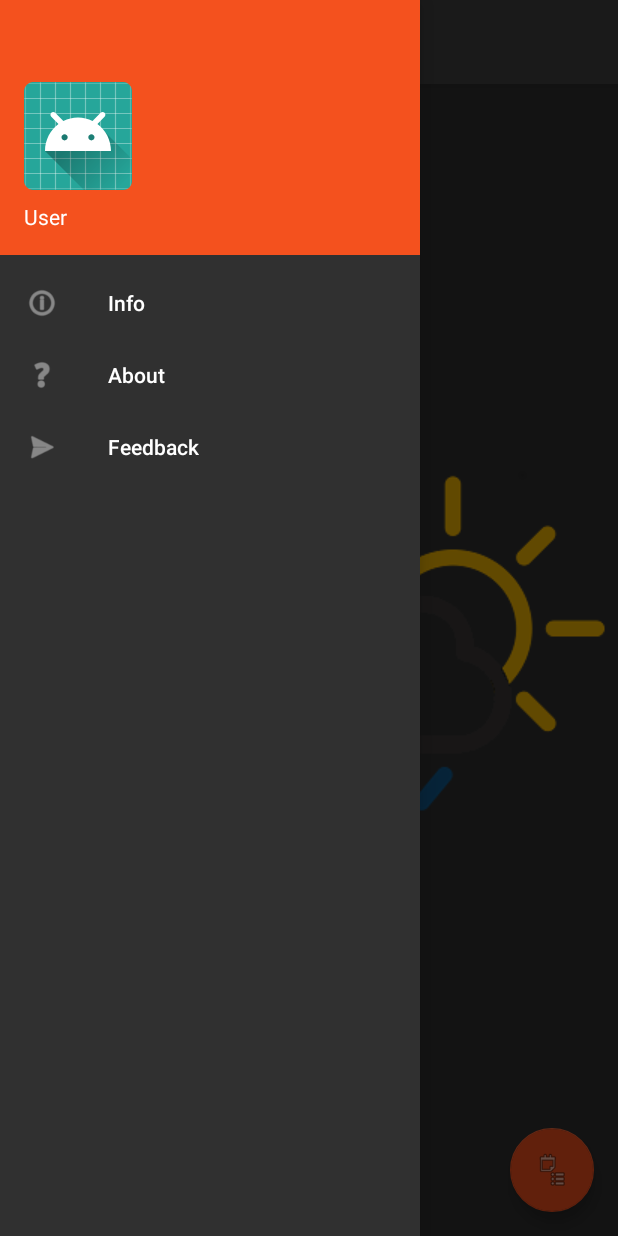
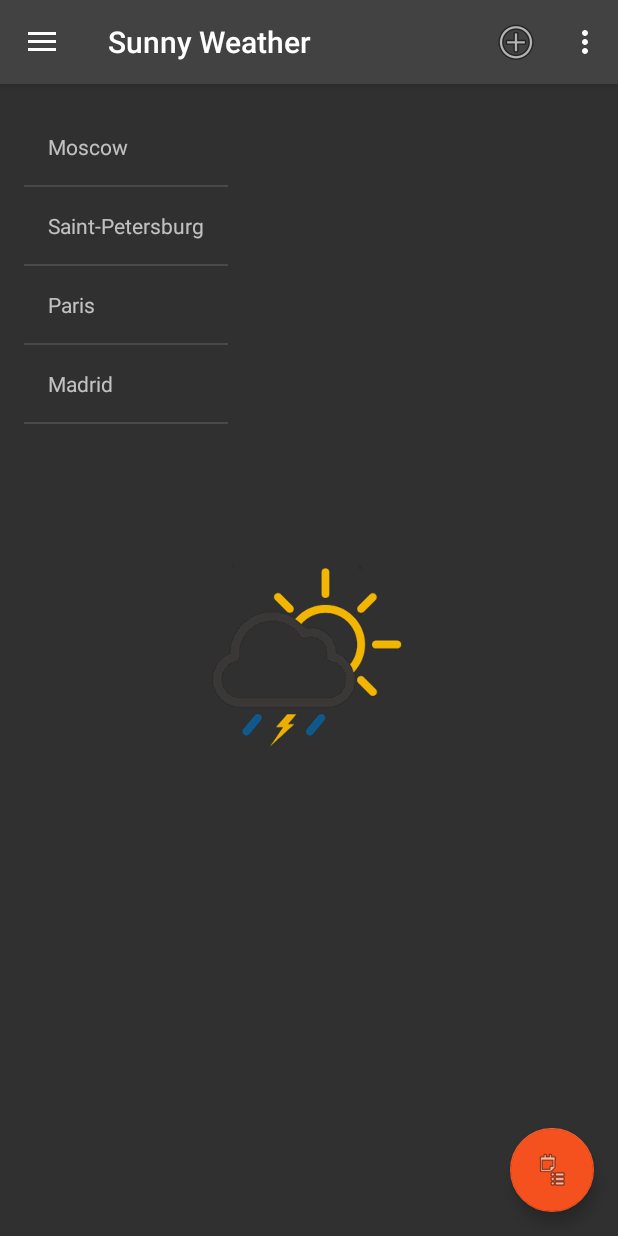
Before and after one commit to Hozalex/android, an Android app: the screen it shows after launch (MainActivity), in the side drawer, after a tap on "Feedback", on a phone screen of 412 x 824 dp. Run offline under Robolectric (Android 15) with nearby library versions, the phone set to English and light mode, and no system bars.

Commit message:
home work

```diff
--- a/Corn/build.gradle
+++ b/Corn/build.gradle
@@ -7,7 +7,7 @@ buildscript {
         jcenter()
     }
     dependencies {
-        classpath 'com.android.tools.build:gradle:3.1.2'
+        classpath 'com.android.tools.build:gradle:3.1.3'
 
 
         // NOTE: Do not place your application dependencies here; they belong
--- a/Weather/app/src/main/java/com/example/ahozyainov/activities/MainActivity.kt
+++ b/Weather/app/src/main/java/com/example/ahozyainov/activities/MainActivity.kt
@@ -6,23 +6,26 @@ import android.content.Intent
 import android.content.SharedPreferences
 import android.os.Bundle
 import android.support.design.widget.FloatingActionButton
+import android.support.design.widget.NavigationView
+import android.support.v4.view.GravityCompat
+import android.support.v4.widget.DrawerLayout
 import android.support.v7.app.ActionBarDrawerToggle
 import android.support.v7.app.AppCompatActivity
 import android.support.v7.widget.DividerItemDecoration
 import android.support.v7.widget.LinearLayoutManager
 import android.support.v7.widget.RecyclerView
+import android.support.v7.widget.Toolbar
 import android.view.Menu
 import android.view.MenuItem
 import android.view.View
 import android.widget.*
+import com.example.ahozyainov.activities.R.id.drawer_layout
 import com.example.ahozyainov.activities.fragments.WeatherForecastFragment
 import com.example.ahozyainov.adapters.CityAdapter
 import com.example.ahozyainov.common.IntentHelper
 import com.example.ahozyainov.models.Cities
-import kotlinx.android.synthetic.main.activity_main.*
-import kotlinx.android.synthetic.main.app_bar_main.*
 
-class MainActivity : AppCompatActivity() {
+class MainActivity : AppCompatActivity(), NavigationView.OnNavigationItemSelectedListener {
 
     private var sharedText = ""
     private val mySettings = "mySettings"
@@ -36,6 +39,9 @@ class MainActivity : AppCompatActivity() {
     private var twoPane: Boolean = false
     private lateinit var imageMain: ImageView
     private lateinit var floatingActionButton: FloatingActionButton
+    private lateinit var toolbar: Toolbar
+    private lateinit var navView: NavigationView
+    private lateinit var drawerLayout: DrawerLayout
 
     override fun onCreate(savedInstanceState: Bundle?) {
         super.onCreate(savedInstanceState)
@@ -45,8 +51,10 @@ class MainActivity : AppCompatActivity() {
         settings = getSharedPreferences(mySettings, Context.MODE_PRIVATE)
         textView = findViewById(R.id.text_view_main)
         floatingActionButton = findViewById(R.id.popButton)
-
+        drawerLayout = findViewById(R.id.drawer_layout)
+        toolbar = findViewById(R.id.toolbar)
         imageMain = findViewById(com.example.ahozyainov.activities.R.id.image_Main)
+        navView = findViewById(R.id.nav_view)
         rvCities = findViewById(R.id.rvCities)
         rvCities.setHasFixedSize(true)
         rvCities.layoutManager = LinearLayoutManager(this)
@@ -54,11 +62,10 @@ class MainActivity : AppCompatActivity() {
             sharedText = savedInstanceState.getString(IntentHelper.EXTRA_SHARED_WEATHER)
             textView.text = sharedText
         }
+
         setSupportActionBar(toolbar)
-        val toggle = ActionBarDrawerToggle(
-                this, drawer_layout, toolbar, R.string.open, R.string.close)
-        drawer_layout.addDrawerListener(toggle)
-        toggle.syncState()
+        initActionBar()
+        navView.setNavigationItemSelectedListener(this)
 
         addAdapter(savedInstanceState)
 //        checkBoxChecked()
@@ -68,26 +75,44 @@ class MainActivity : AppCompatActivity() {
 
     }
 
-//    override fun onNavigationItemSelected(item: MenuItem): Boolean {
-//        when (item.itemId) {
-//            R.id.menu_info -> {
-//                val toast = Toast.makeText(applicationContext, R.string.attention_info, Toast.LENGTH_LONG)
-//                toast.duration = Toast.LENGTH_LONG
-//                toast.show()
-//                return true
-//            }
-//            R.id.menu_about -> {
-//                val toast = Toast.makeText(applicationContext, R.string.about_text, Toast.LENGTH_LONG)
-//                toast.duration = Toast.LENGTH_LONG
-//                toast.show()
-//                return true
-//            }
-//
-//        }
-//        dlMainLayout.closeDrawer(GravityCompat.START)
-//        return true
-//
-//    }
+    private fun initActionBar() {
+        val toggle = ActionBarDrawerToggle(
+                this, drawerLayout, toolbar, R.string.open, R.string.close)
+        drawerLayout.addDrawerListener(toggle)
+        toggle.syncState()
+    }
+
+    override fun onNavigationItemSelected(item: MenuItem): Boolean {
+        when (item.itemId) {
+            R.id.menu_info -> {
+                val toast = Toast.makeText(applicationContext, R.string.attention_info, Toast.LENGTH_LONG)
+                toast.duration = Toast.LENGTH_LONG
+                toast.show()
+                return true
+            }
+            R.id.menu_about -> {
+                val toast = Toast.makeText(applicationContext, R.string.about_text, Toast.LENGTH_LONG)
+                toast.duration = Toast.LENGTH_LONG
+                toast.show()
+                return true
+            }
+            R.id.menu_feedback -> {
+                intent = Intent(Intent.ACTION_SEND)
+                intent.type = "message/email"
+                intent.putExtra(Intent.EXTRA_EMAIL, getText(R.string.feedback_mail_to))
+                intent.putExtra(Intent.EXTRA_SUBJECT, getText(R.string.feedback_mail_subject))
+
+                if (intent.resolveActivity(packageManager) != null) {
+                    startActivity(intent)
+                }
+
+            }
+
+        }
+        drawerLayout.closeDrawer(GravityCompat.START)
+        return true
+
+    }
 
 
     private fun initPopUpMenu() {
@@ -153,30 +178,30 @@ class MainActivity : AppCompatActivity() {
     }
 
 
-//    override fun onCreateOptionsMenu(menu: Menu?): Boolean {
-//        menuInflater.inflate(R.menu.main_menu, menu)
-//        return super.onCreateOptionsMenu(menu)
-//    }
-//
-//    override fun onOptionsItemSelected(item: MenuItem?): Boolean {
-//        when (item!!.itemId) {
-//            R.id.menu_add -> {
-//                addCity()
-//                return true
-//            }
-//            R.id.menu_clear -> {
-//                clearCities()
-//                return true
-//            }
-//            R.id.menu_delete -> {
-//                settings.edit().clear()
-//                this.onResume()
-//                return true
-//            }
-//
-//        }
-//        return super.onOptionsItemSelected(item)
-//    }
+    override fun onCreateOptionsMenu(menu: Menu?): Boolean {
+        menuInflater.inflate(R.menu.main_menu, menu)
+        return super.onCreateOptionsMenu(menu)
+    }
+
+    override fun onOptionsItemSelected(item: MenuItem?): Boolean {
+        when (item!!.itemId) {
+            R.id.menu_add -> {
+                addCity()
+                return true
+            }
+            R.id.menu_clear -> {
+                clearCities()
+                return true
+            }
+            R.id.menu_delete -> {
+                settings.edit().clear()
+                this.onResume()
+                return true
+            }
+
+        }
+        return super.onOptionsItemSelected(item)
+    }
 
 
     override fun onContextItemSelected(item: MenuItem?): Boolean {
--- a/Weather/app/src/main/res/layout/content_main.xml
+++ b/Weather/app/src/main/res/layout/content_main.xml
@@ -16,6 +16,7 @@
         android:src="@drawable/start"
         app:layout_constraintBottom_toBottomOf="parent"
         app:layout_constraintEnd_toEndOf="parent"
+        app:layout_constraintStart_toStartOf="parent"
         app:layout_constraintTop_toTopOf="parent" />
 
     <android.support.v7.widget.RecyclerView
@@ -36,6 +37,7 @@
         android:layout_height="wrap_content"
         android:layout_margin="16dp"
         app:layout_constraintBottom_toBottomOf="parent"
+        app:layout_constraintEnd_toEndOf="parent"
         app:layout_constraintStart_toEndOf="@id/rvCities"
         tools:text="You Shared The Weather In Madrid" />
 
--- a/Weather/app/src/main/res/layout/nav_header_layout.xml
+++ b/Weather/app/src/main/res/layout/nav_header_layout.xml
@@ -14,7 +14,7 @@
         android:layout_width="wrap_content"
         android:layout_height="wrap_content"
         android:paddingTop="8dp"
-        app:srcCompat="@mipmap/ic_launcher_round" />
+        app:srcCompat="@drawable/avatar" />
 
     <TextView
         android:id="@+id/text_view_user_name"
--- a/Weather/app/src/main/res/menu/drawer_menu.xml
+++ b/Weather/app/src/main/res/menu/drawer_menu.xml
@@ -1,6 +1,7 @@
 <?xml version="1.0" encoding="utf-8"?>
 <menu xmlns:android="http://schemas.android.com/apk/res/android">
 
+    <group android:checkableBehavior="single">
         <item
             android:id="@+id/menu_about"
             android:icon="@android:drawable/ic_menu_help"
@@ -16,5 +17,6 @@
             android:icon="@android:drawable/ic_menu_info_details"
             android:orderInCategory="1"
             android:title="@string/info" />
+    </group>
 
 </menu>
--- a/Weather/app/src/main/res/values/strings.xml
+++ b/Weather/app/src/main/res/values/strings.xml
@@ -31,5 +31,8 @@
 
     <string name="open">open</string>
     <string name="close">close</string>
+    <string name="feedback_mail_to">hozalex@gmail.com</string>
+    <string name="feedback_mail_subject">Feedback Weather App</string>
+
 
 </resources>
```
Also changed, not shown: Weather/app/src/main/res/drawable-hdpi/avatar.png (added), Weather/app/src/main/res/drawable-hdpi/start.png (added), Weather/app/src/main/res/drawable-mdpi/start.png (added), 2 other files. Lines whose indentation alone changed are shown as unchanged.
